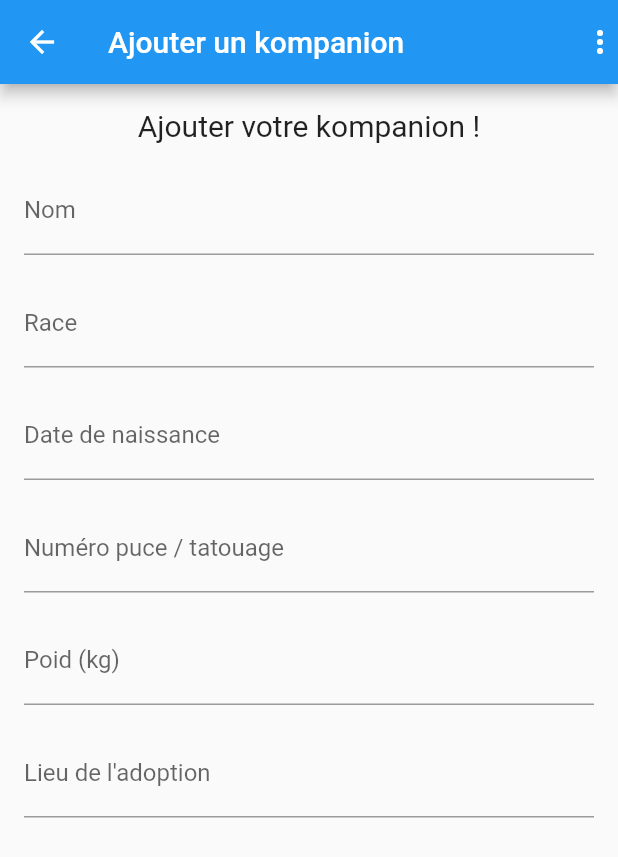
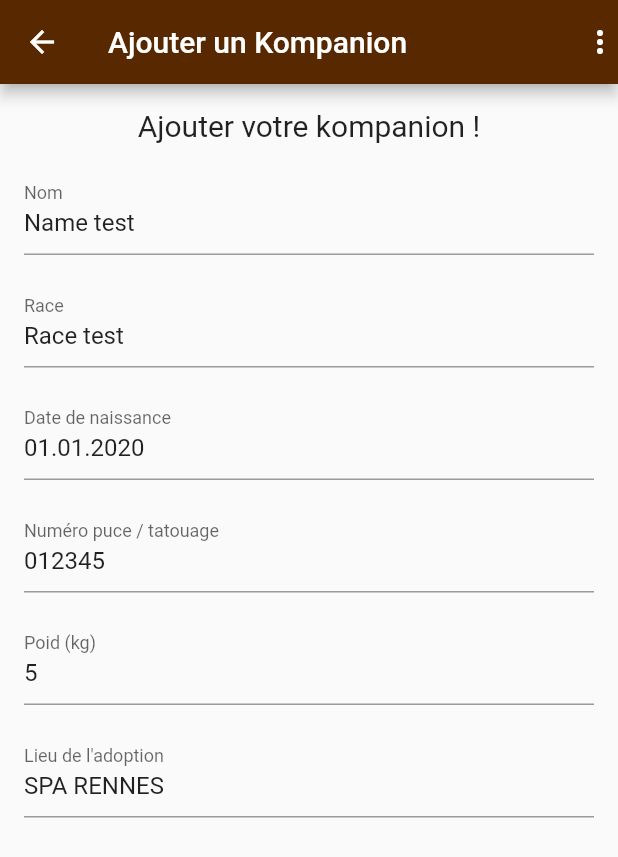
Before and after one commit to FabienLacorre/Kompanions, a Flutter app: the AddKompanion screen opened directly, on a phone screen of 412 x 824 dp. Shown: the top 857 px of the screen. Run offline on Flutter 3.47's test engine with Material 2 defaults, Android fonts, the phone set to English and light mode, and no system bars; our stand-ins replace flutter_secure_storage; accounts and stored records are empty.

Commit message:
feat: add controller on input add kompanion page

```diff
--- a/lib/Constants/Colors.dart
+++ b/lib/Constants/Colors.dart
@@ -1 +1,3 @@
-const mainColor = 0xFF33CCCC;
+const mainColor = 0xFF582900;
+
+// bleu 0xFF33CCCC
--- a/lib/Pages/AddKompanion.dart
+++ b/lib/Pages/AddKompanion.dart
@@ -1,6 +1,7 @@
 import 'package:flutter/material.dart';
 import 'package:kompanions/Widgets/CustomText.dart';
 import 'package:kompanions/Widgets/CustomTextField.dart';
+import 'package:kompanions/Widgets/TopBar.dart';
 
 class AddKompanion extends StatefulWidget {
   AddKompanion({Key? key}) : super(key: key);
@@ -9,6 +10,24 @@ class AddKompanion extends StatefulWidget {
 }
 
 class _AddKompanion extends State<AddKompanion> {
+  TextEditingController nameController = TextEditingController();
+  TextEditingController raceController = TextEditingController();
+  TextEditingController dateController = TextEditingController();
+  TextEditingController numPuceController = TextEditingController();
+  TextEditingController weightController = TextEditingController();
+  TextEditingController placeController = TextEditingController();
+
+  @override
+  initState() {
+    nameController.text = "Name test";
+    raceController.text = "Race test";
+    dateController.text = "01.01.2020";
+    numPuceController.text = "012345";
+    weightController.text = "5";
+    placeController.text = "SPA RENNES";
+    super.initState();
+  }
+
   handlerAddNewKompanion() {
     Route route = MaterialPageRoute(builder: (context) => AddKompanion());
     Navigator.pushReplacement(context, route);
@@ -17,11 +36,8 @@ class _AddKompanion extends State<AddKompanion> {
   @override
   Widget build(BuildContext context) {
     return Scaffold(
-      appBar: AppBar(
-        actions: [
-          Icon(Icons.more_vert),
-        ],
-        title: Text("Ajouter un kompanion"),
+      appBar: TopBar(
+        title: "Ajouter un Kompanion",
       ),
       body: Container(
         child: SingleChildScrollView(
@@ -32,20 +48,26 @@ class _AddKompanion extends State<AddKompanion> {
                 children: [
                   CustomText(content: "Ajouter votre kompanion !"),
                   SizedBox(height: 16),
-                  CustomTextField(placeHolder: "Nom", controller: null),
-                  SizedBox(height: 16),
-                  CustomTextField(placeHolder: "Race", controller: null),
+                  CustomTextField(
+                      placeHolder: "Nom", controller: nameController),
                   SizedBox(height: 16),
                   CustomTextField(
-                      placeHolder: "Date de naissance", controller: null),
+                      placeHolder: "Race", controller: raceController),
                   SizedBox(height: 16),
                   CustomTextField(
-                      placeHolder: "Numéro puce / tatouage", controller: null),
-                  SizedBox(height: 16),
-                  CustomTextField(placeHolder: "Poid (kg)", controller: null),
+                      placeHolder: "Date de naissance",
+                      controller: dateController),
                   SizedBox(height: 16),
                   CustomTextField(
-                      placeHolder: "Lieu de l'adoption", controller: null),
+                      placeHolder: "Numéro puce / tatouage",
+                      controller: numPuceController),
+                  SizedBox(height: 16),
+                  CustomTextField(
+                      placeHolder: "Poid (kg)", controller: weightController),
+                  SizedBox(height: 16),
+                  CustomTextField(
+                      placeHolder: "Lieu de l'adoption",
+                      controller: placeController),
                 ],
               ),
             )),
```
